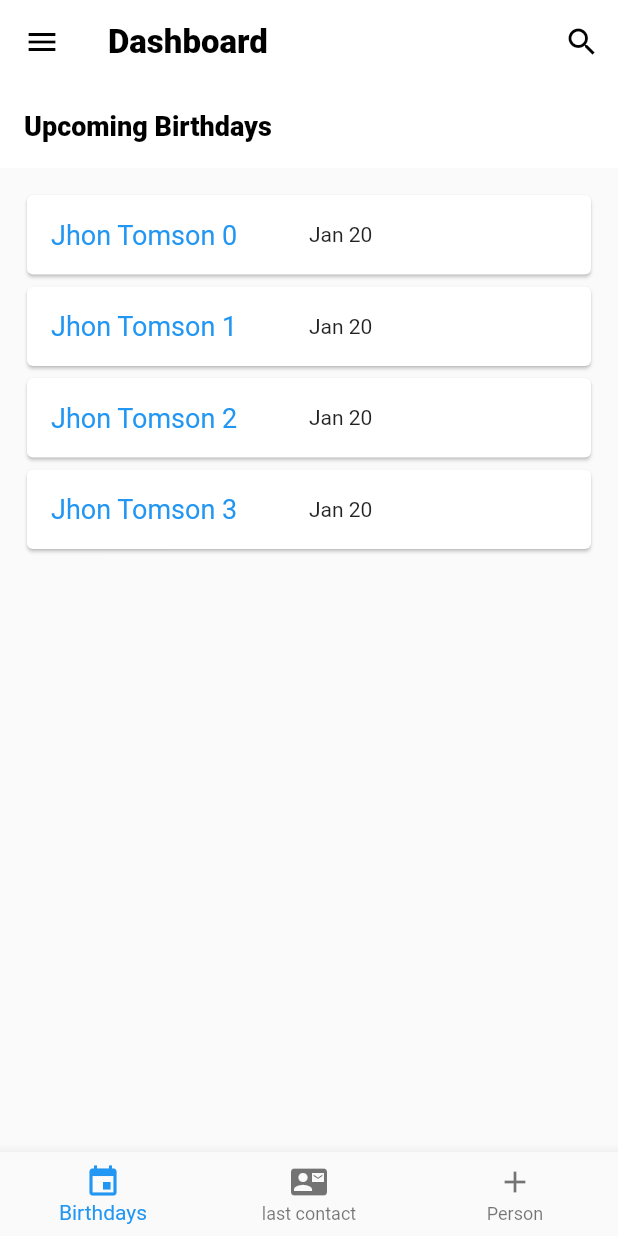
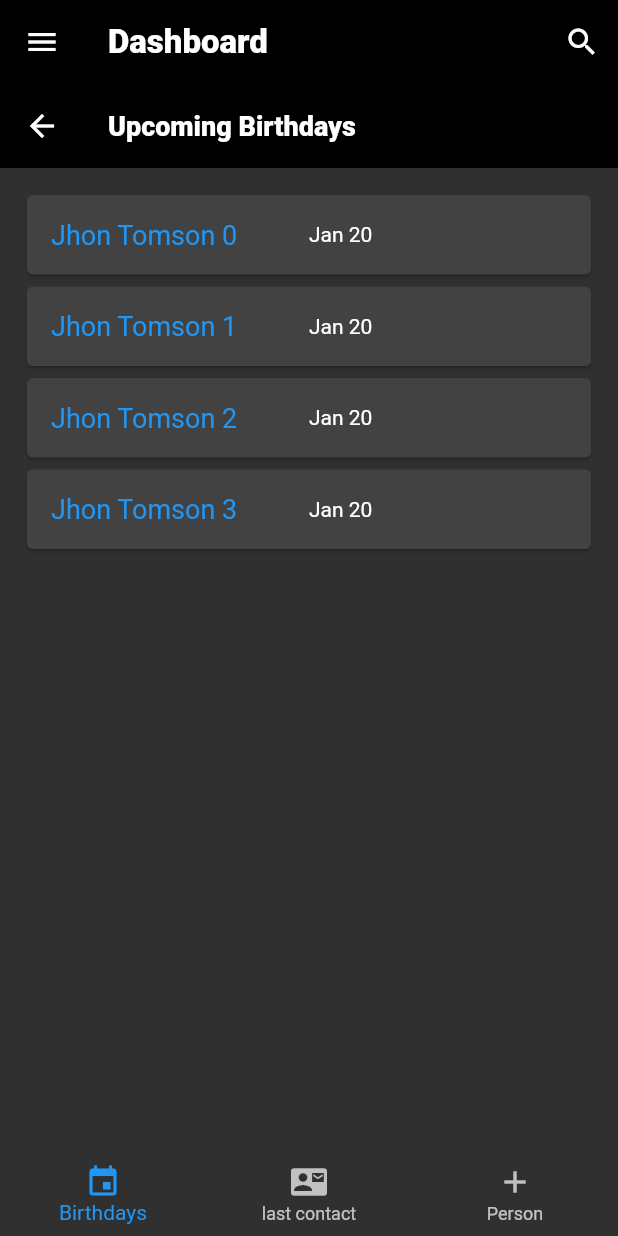
Before and after one commit to endalkh/Contact_list, a Flutter app: the screen it shows after launch, after a tap on "SIGN IN", on a phone screen of 412 x 824 dp. Run offline on Flutter 3.47's test engine with Material 2 defaults, Android fonts, the phone set to English and light mode, and no system bars; our stand-ins replace cached_network_image, shared_preferences; network calls fail; Roboto replaces fonts that are missing (TimesNewRoman).

Commit message:
app provider for dark mode

```diff
--- a/lib/main.dart
+++ b/lib/main.dart
@@ -8,30 +8,50 @@ import 'package:flutter_app/pages/register/signup.dart';
 import 'package:flutter_app/pages/register/termsAndCondition.dart';
 import 'package:flutter_app/pages/settings/settings.dart';
 import 'package:flutter_app/pages/splash/splash_screen.dart';
+import 'package:flutter_app/theme/theme.dart';
+import 'package:provider/provider.dart';
+import 'package:shared_preferences/shared_preferences.dart';
+void main() => runApp(
+  ChangeNotifierProvider<ThemeNotifier>(
+    create: (_) => ThemeNotifier(Constant.darkTheme),
+    child: MyApp(),
+  ),
+);
 
-void main() => runApp(MyApp());
+
+
+
+
+
+
 class MyApp extends StatefulWidget{
   _MyApp createState()=>_MyApp();
 }
+
 class _MyApp extends State<MyApp> {
-  bool isDark=false;
+  var themeNotifier;
+  bool isDark=true;
   _MyApp(){
     getTheme();
   }
- getTheme() {
+
+ getTheme() async {
+
    getSettingPref("dark").then((value)async{
-     setState(() {
-       isDark=value;
+     setState(()  {
+        isDark= value;
      });
+
+     print("results $isDark");
    });
-print(isDark);
 }
   @override
   build(context) {
 
+     themeNotifier = Provider.of<ThemeNotifier>(context);
+
     return MaterialApp(initialRoute:Constant.SIGN_IN,
-        theme: isDark==true?
-        Constant.darkTheme:Constant.lightTheme,
+        theme: themeNotifier.getTheme(),
 
         routes: {
       Constant.SPLASH_SCREEN: (context) => SplashScreen(),
--- a/lib/pages/appbar/subAppBar.dart
+++ b/lib/pages/appbar/subAppBar.dart
@@ -5,7 +5,7 @@ import 'package:flutter_app/constants/constant.dart';
 
 AppBar SubHeaderNav({context,String title}){
   return AppBar(
-    automaticallyImplyLeading: false,
+//    automaticallyImplyLeading: false,
 
     title: Text(title,
       style: TextStyle(
--- a/lib/pages/login/signin.dart
+++ b/lib/pages/login/signin.dart
@@ -2,6 +2,7 @@
 import 'package:flutter/material.dart';
 import 'package:flutter_app/constants/colors.dart';
 import 'package:flutter_app/constants/constant.dart';
+import 'package:flutter_app/pages/SharedPreference/shared_preference.dart';
 import 'package:flutter_app/pages/logo/logo.dart';
 import 'package:flutter_app/pages/widgets/back_button.dart';
 import 'package:flutter_app/pages/widgets/cutter_ratio_container.dart';
@@ -19,6 +20,7 @@ class SignInPage extends StatefulWidget {
 }
 
 class _LoginPageState extends State<SignInPage> {
+
     bool isLoading = false;
   bool showError=false;
   bool showBackendError=false;
@@ -26,6 +28,20 @@ class _LoginPageState extends State<SignInPage> {
   TextEditingController passwordController = TextEditingController();
   bool _secureText = true;
 
+    bool isDark=false;
+
+    _LoginPageState(){
+      getTheme();
+    }
+    getTheme() {
+      getSettingPref("dark").then((value)async{
+        setState(() {
+          isDark=value;
+        });
+      });
+      getTheme;
+      print(isDark);
+    }
   showHide() {
     setState(() {
       _secureText = !_secureText;
@@ -242,7 +258,7 @@ Navigator.pushNamed(context, Constant.HOME);
                 ],
               ),
             ),
-
+isDark==true?Container():
             Positioned(
                 top: -MediaQuery.of(context).size.height * .15,
                 right: -MediaQuery.of(context).size.width * .4,
--- /dev/null
+++ b/lib/theme/theme.dart
@@ -0,0 +1,15 @@
+import 'package:flutter/material.dart';
+import 'package:flutter_app/constants/constant.dart';
+
+class ThemeNotifier with ChangeNotifier {
+  ThemeData _themeData;
+
+  ThemeNotifier(this._themeData);
+
+  getTheme() => _themeData;
+
+  setTheme(ThemeData themeData) async {
+    _themeData = themeData;
+    notifyListeners();
+  }
+}
```
Also changed, not shown: lib/pages/drawer/navigation_drawer.dart (+12 -1 lines), pubspec.yaml (+2 -5 lines), lib/pages/SharedPreference/shared_preference.dart (line endings or trailing spaces), pubspec.lock.
